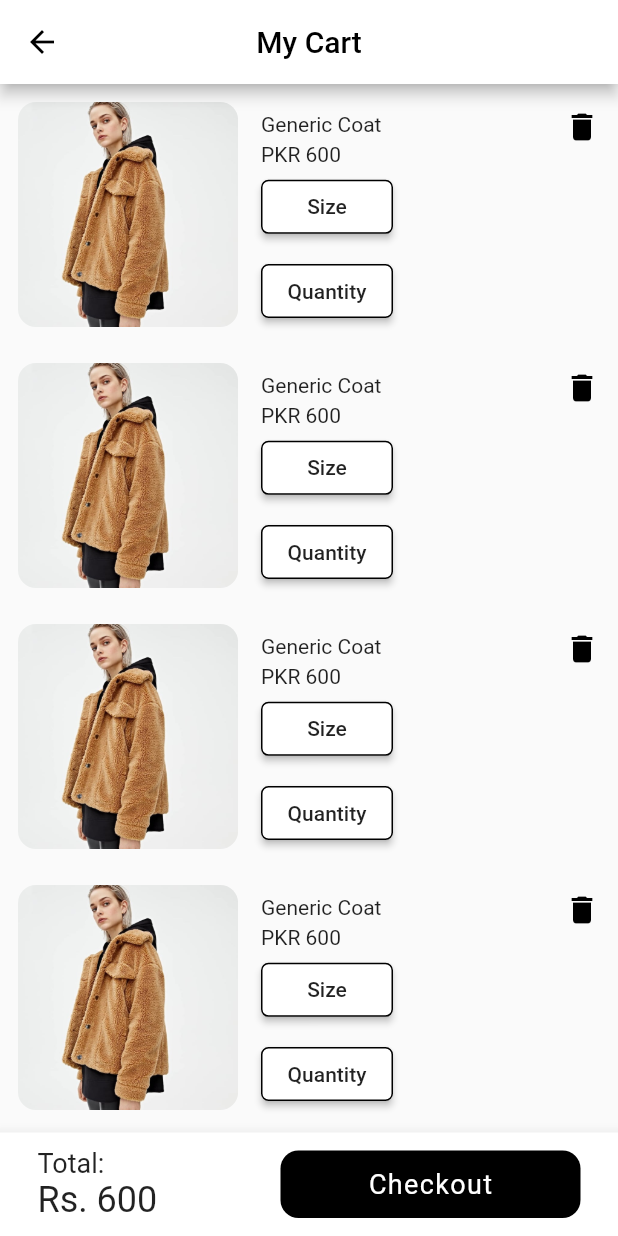
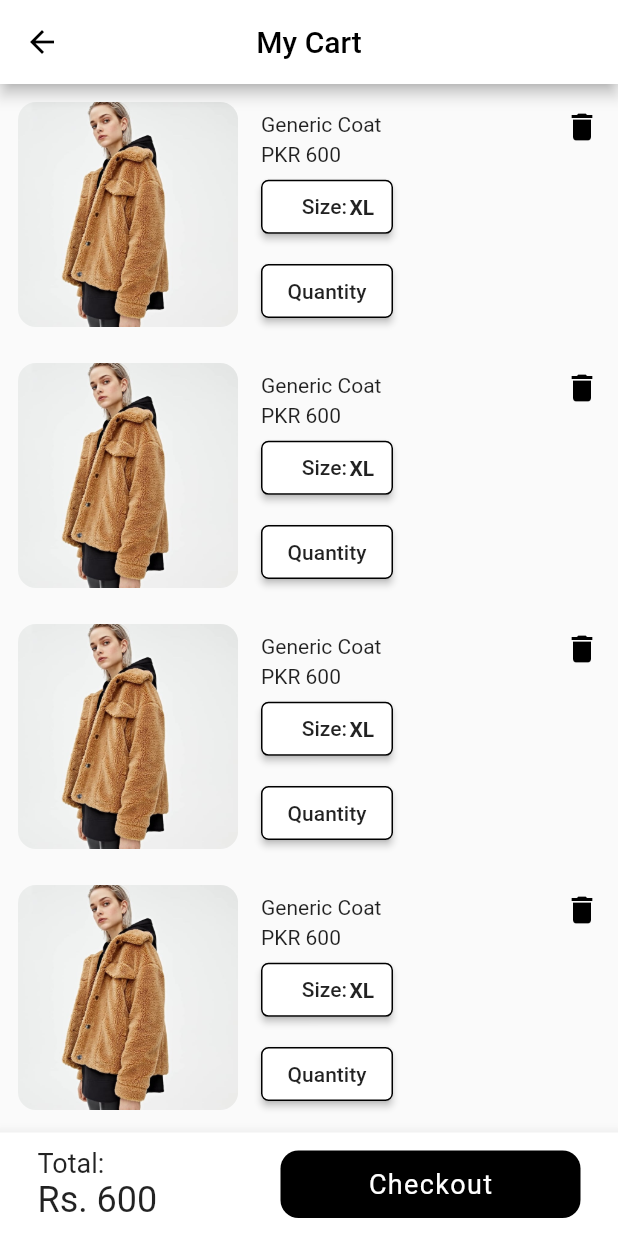
Before and after one commit to JibKh/Group-3-Maneeha-s-Application, a Flutter app: the ShoppingCart screen opened directly, on a phone screen of 412 x 824 dp. Run offline on Flutter 3.47's test engine with Material 2 defaults, Android fonts, the phone set to English and light mode, and no system bars; our stand-ins replace carousel_pro, cloud_firestore, firebase_auth, firebase_storage, flutter_spinkit, fluttertoast and 1 more; missing offline and left inert: flutter_statusbarcolor; accounts and stored records are empty.

Commit message:
new cart update (inprogrss)

```diff
--- a/lib/pages/cart.dart
+++ b/lib/pages/cart.dart
@@ -66,7 +66,8 @@ class BuildCard extends StatelessWidget {
   String prodQuantity;
 
   BuildCard({this.prodName, this.prodPrice, this.prodQuantity, this.prodSize});
-
+  static const sizeList = ['Small', 'Medium', 'Large'];
+  var currentSelected = "Small";
   @override
   Widget build(BuildContext context) {
     return Row(
@@ -119,9 +120,19 @@ class BuildCard extends StatelessWidget {
                       side: BorderSide(color: Colors.black)
                   ),
                   color: Colors.white,
-                  child: Text('Size'),
+                  child:  Text('Size: '),
                   onPressed: (){},
                 ),
+              ),
+            ),
+            Positioned(
+              top: 62,
+              left: 59 ,
+              child: Container(
+                height: 23,
+                width: 25,
+                color: Colors.white,
+                child: Text('XL', style: TextStyle(fontWeight: FontWeight.bold), ),
               ),
             ),
 
```
